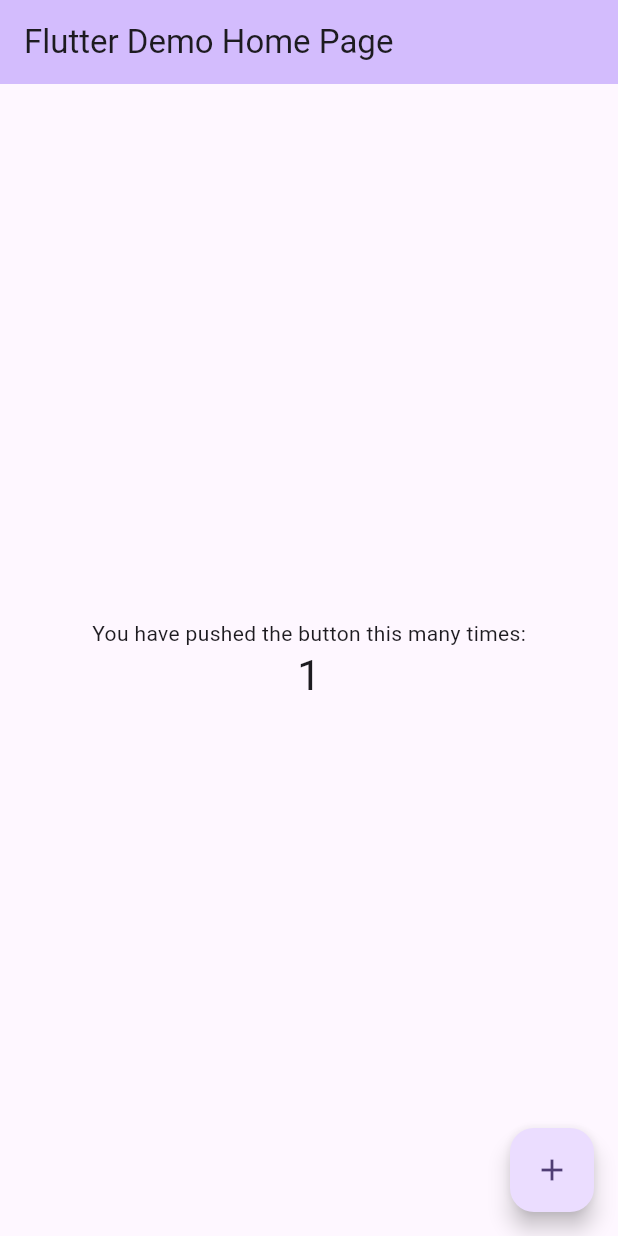
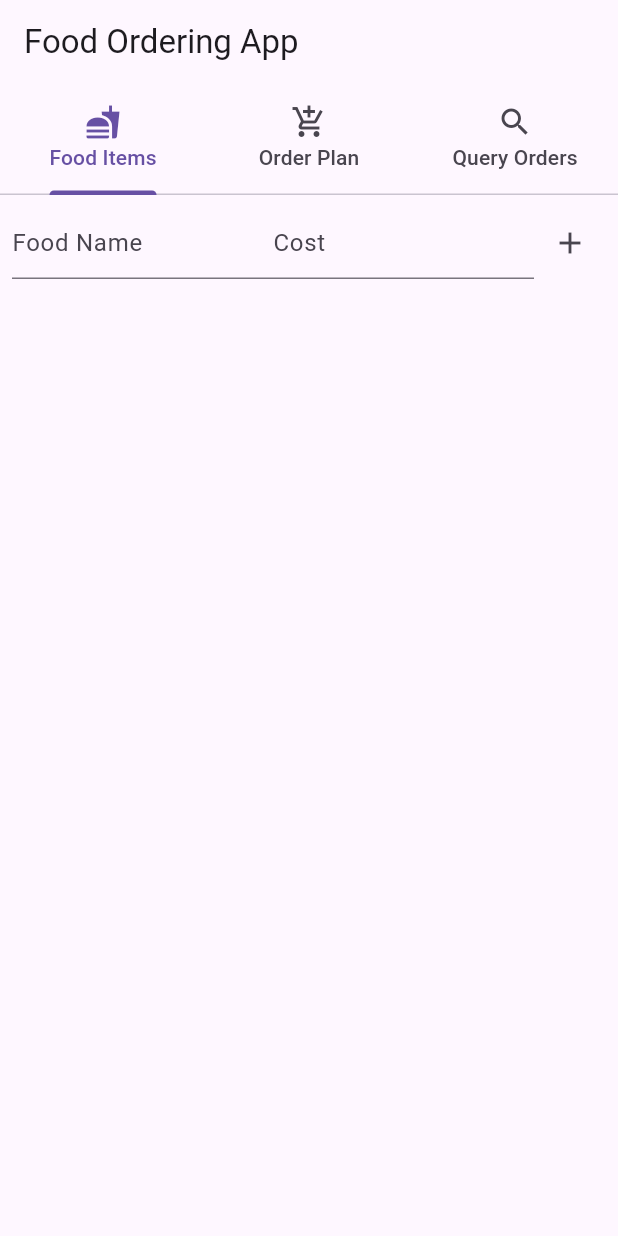
Before and after one commit to tahmid-chowdhury/FoodOrdering, a Flutter app: the screen it shows after launch, after a tap on the "add" icon, on a phone screen of 412 x 824 dp. Run offline on Flutter 3.47's test engine with Material 3 defaults, Android fonts, the phone set to English and light mode, and no system bars; our stand-ins replace sqflite; accounts and stored records are empty.

Commit message:
Basic DB and UI setup

```diff
--- /dev/null
+++ b/food_ordering/lib/database_helper.dart
@@ -0,0 +1,64 @@
+import 'package:sqflite/sqflite.dart';
+import 'package:path/path.dart';
+
+class DatabaseHelper {
+  static final _databaseName = "FoodOrder.db";
+  static final _databaseVersion = 1;
+
+  static final foodTable = 'food';
+  static final orderTable = 'orders';
+
+  DatabaseHelper._privateConstructor();
+  static final DatabaseHelper instance = DatabaseHelper._privateConstructor();
+
+  static Database? _database;
+
+  Future<Database> get database async {
+    if (_database != null) return _database!;
+    _database = await _initDatabase();
+    return _database!;
+  }
+
+  _initDatabase() async {
+    String path = join(await getDatabasesPath(), _databaseName);
+    return await openDatabase(path, version: _databaseVersion, onCreate: _onCreate);
+  }
+
+  Future _onCreate(Database db, int version) async {
+    await db.execute('''
+      CREATE TABLE $foodTable (
+        id INTEGER PRIMARY KEY,
+        name TEXT NOT NULL,
+        cost REAL NOT NULL
+      )
+    ''');
+    await db.execute('''
+      CREATE TABLE $orderTable (
+        id INTEGER PRIMARY KEY,
+        date TEXT NOT NULL,
+        items TEXT NOT NULL,
+        totalCost REAL NOT NULL
+      )
+    ''');
+  }
+
+  Future<int> insertFood(String name, double cost) async {
+    Database db = await database;
+    return await db.insert(foodTable, {'name': name, 'cost': cost});
+  }
+
+  Future<List<Map<String, dynamic>>> fetchFoodItems() async {
+    Database db = await database;
+    return await db.query(foodTable);
+  }
+
+  Future<int> insertOrder(String date, String items, double totalCost) async {
+    Database db = await database;
+    return await db.insert(orderTable, {'date': date, 'items': items, 'totalCost': totalCost});
+  }
+
+  Future<List<Map<String, dynamic>>> fetchOrderByDate(String date) async {
+    Database db = await database;
+    return await db.query(orderTable, where: 'date = ?', whereArgs: [date]);
+  }
+}
--- /dev/null
+++ b/food_ordering/lib/food_list_screen.dart
@@ -0,0 +1,87 @@
+import 'package:flutter/material.dart';
+import 'database_helper.dart';
+
+class FoodListScreen extends StatefulWidget {
+  const FoodListScreen({Key? key}) : super(key: key);
+
+  @override
+  State<FoodListScreen> createState() => _FoodListScreenState();
+}
+
+class _FoodListScreenState extends State<FoodListScreen> {
+  final DatabaseHelper dbHelper = DatabaseHelper.instance;
+  final TextEditingController _nameController = TextEditingController();
+  final TextEditingController _costController = TextEditingController();
+
+  List<Map<String, dynamic>> foodItems = [];
+
+  @override
+  void initState() {
+    super.initState();
+    _fetchFoodItems();
+  }
+
+  void _fetchFoodItems() async {
+    final items = await dbHelper.fetchFoodItems();
+    setState(() {
+      foodItems = items;
+    });
+  }
+
+  void _addFoodItem() async {
+    final name = _nameController.text;
+    final cost = double.tryParse(_costController.text);
+    if (name.isNotEmpty && cost != null) {
+      await dbHelper.insertFood(name, cost);
+      _fetchFoodItems();
+      _nameController.clear();
+      _costController.clear();
+    }
+  }
+
+  @override
+  Widget build(BuildContext context) {
+    return Scaffold(
+      body: Column(
+        children: [
+          Padding(
+            padding: const EdgeInsets.all(8.0),
+            child: Row(
+              children: [
+                Expanded(
+                  child: TextField(
+                    controller: _nameController,
+                    decoration: const InputDecoration(hintText: 'Food Name'),
+                  ),
+                ),
+                Expanded(
+                  child: TextField(
+                    controller: _costController,
+                    decoration: const InputDecoration(hintText: 'Cost'),
+                    keyboardType: TextInputType.number,
+                  ),
+                ),
+                IconButton(
+                  icon: const Icon(Icons.add),
+                  onPressed: _addFoodItem,
+                ),
+              ],
+            ),
+          ),
+          Expanded(
+            child: ListView.builder(
+              itemCount: foodItems.length,
+              itemBuilder: (context, index) {
+                final item = foodItems[index];
+                return ListTile(
+                  title: Text(item['name']),
+                  subtitle: Text('Cost: \$${item['cost']}'),
+                );
+              },
+            ),
+          ),
+        ],
+      ),
+    );
+  }
+}
--- a/food_ordering/lib/main.dart
+++ b/food_ordering/lib/main.dart
@@ -1,125 +1,51 @@
 import 'package:flutter/material.dart';
+import 'food_list_screen.dart';
+import 'order_plan_screen.dart';
+import 'order_query_screen.dart';
 
 void main() {
-  runApp(const MyApp());
+  runApp(const FoodOrderingApp());
 }
 
-class MyApp extends StatelessWidget {
-  const MyApp({super.key});
+class FoodOrderingApp extends StatelessWidget {
+  const FoodOrderingApp({Key? key}) : super(key: key);
 
-  // This widget is the root of your application.
   @override
   Widget build(BuildContext context) {
     return MaterialApp(
-      title: 'Flutter Demo',
-      theme: ThemeData(
-        // This is the theme of your application.
-        //
-        // TRY THIS: Try running your application with "flutter run". You'll see
-        // the application has a purple toolbar. Then, without quitting the app,
-        // try changing the seedColor in the colorScheme below to Colors.green
-        // and then invoke "hot reload" (save your changes or press the "hot
-        // reload" button in a Flutter-supported IDE, or press "r" if you used
-        // the command line to start the app).
-        //
-        // Notice that the counter didn't reset back to zero; the application
-        // state is not lost during the reload. To reset the state, use hot
-        // restart instead.
-        //
-        // This works for code too, not just values: Most code changes can be
-        // tested with just a hot reload.
-        colorScheme: ColorScheme.fromSeed(seedColor: Colors.deepPurple),
-        useMaterial3: true,
-      ),
-      home: const MyHomePage(title: 'Flutter Demo Home Page'),
+      title: 'Food Ordering App',
+      theme: ThemeData(primarySwatch: Colors.blue),
+      home: const HomeScreen(),
     );
   }
 }
 
-class MyHomePage extends StatefulWidget {
-  const MyHomePage({super.key, required this.title});
-
-  // This widget is the home page of your application. It is stateful, meaning
-  // that it has a State object (defined below) that contains fields that affect
-  // how it looks.
-
-  // This class is the configuration for the state. It holds the values (in this
-  // case the title) provided by the parent (in this case the App widget) and
-  // used by the build method of the State. Fields in a Widget subclass are
-  // always marked "final".
-
-  final String title;
-
-  @override
-  State<MyHomePage> createState() => _MyHomePageState();
-}
-
-class _MyHomePageState extends State<MyHomePage> {
-  int _counter = 0;
-
-  void _incrementCounter() {
-    setState(() {
-      // This call to setState tells the Flutter framework that something has
-      // changed in this State, which causes it to rerun the build method below
-      // so that the display can reflect the updated values. If we changed
-      // _counter without calling setState(), then the build method would not be
-      // called again, and so nothing would appear to happen.
-      _counter++;
-    });
-  }
+class HomeScreen extends StatelessWidget {
+  const HomeScreen({Key? key}) : super(key: key);
 
   @override
   Widget build(BuildContext context) {
-    // This method is rerun every time setState is called, for instance as done
-    // by the _incrementCounter method above.
-    //
-    // The Flutter framework has been optimized to make rerunning build methods
-    // fast, so that you can just rebuild anything that needs updating rather
-    // than having to individually change instances of widgets.
-    return Scaffold(
-      appBar: AppBar(
-        // TRY THIS: Try changing the color here to a specific color (to
-        // Colors.amber, perhaps?) and trigger a hot reload to see the AppBar
-        // change color while the other colors stay the same.
-        backgroundColor: Theme.of(context).colorScheme.inversePrimary,
-        // Here we take the value from the MyHomePage object that was created by
-        // the App.build method, and use it to set our appbar title.
-        title: Text(widget.title),
-      ),
-      body: Center(
-        // Center is a layout widget. It takes a single child and positions it
-        // in the middle of the parent.
-        child: Column(
-          // Column is also a layout widget. It takes a list of children and
-          // arranges them vertically. By default, it sizes itself to fit its
-          // children horizontally, and tries to be as tall as its parent.
-          //
-          // Column has various properties to control how it sizes itself and
-          // how it positions its children. Here we use mainAxisAlignment to
-          // center the children vertically; the main axis here is the vertical
-          // axis because Columns are vertical (the cross axis would be
-          // horizontal).
-          //
-          // TRY THIS: Invoke "debug painting" (choose the "Toggle Debug Paint"
-          // action in the IDE, or press "p" in the console), to see the
-          // wireframe for each widget.
-          mainAxisAlignment: MainAxisAlignment.center,
-          children: <Widget>[
-            const Text(
-              'You have pushed the button this many times:',
-            ),
-            Text(
-              '$_counter',
-              style: Theme.of(context).textTheme.headlineMedium,
-            ),
+    return DefaultTabController(
+      length: 3,
+      child: Scaffold(
+        appBar: AppBar(
+          title: const Text('Food Ordering App'),
+          bottom: const TabBar(
+            tabs: [
+              Tab(icon: Icon(Icons.fastfood), text: "Food Items"),
+              Tab(icon: Icon(Icons.add_shopping_cart), text: "Order Plan"),
+              Tab(icon: Icon(Icons.search), text: "Query Orders"),
+            ],
+          ),
+        ),
+        body: const TabBarView(
+          children: [
+            FoodListScreen(),
+            OrderPlanScreen(),
+            OrderQueryScreen(),
           ],
         ),
       ),
-      floatingActionButton: FloatingActionButton(
-        onPressed: _incrementCounter,
-        tooltip: 'Increment',
-        child: const Icon(Icons.add),
-      ), // This trailing comma makes auto-formatting nicer for build methods.
     );
   }
 }
```
Also changed, not shown: food_ordering/lib/order_plan_screen.dart (added, +124 -0 lines), food_ordering/lib/order_query_screen.dart (added, +71 -0 lines).
